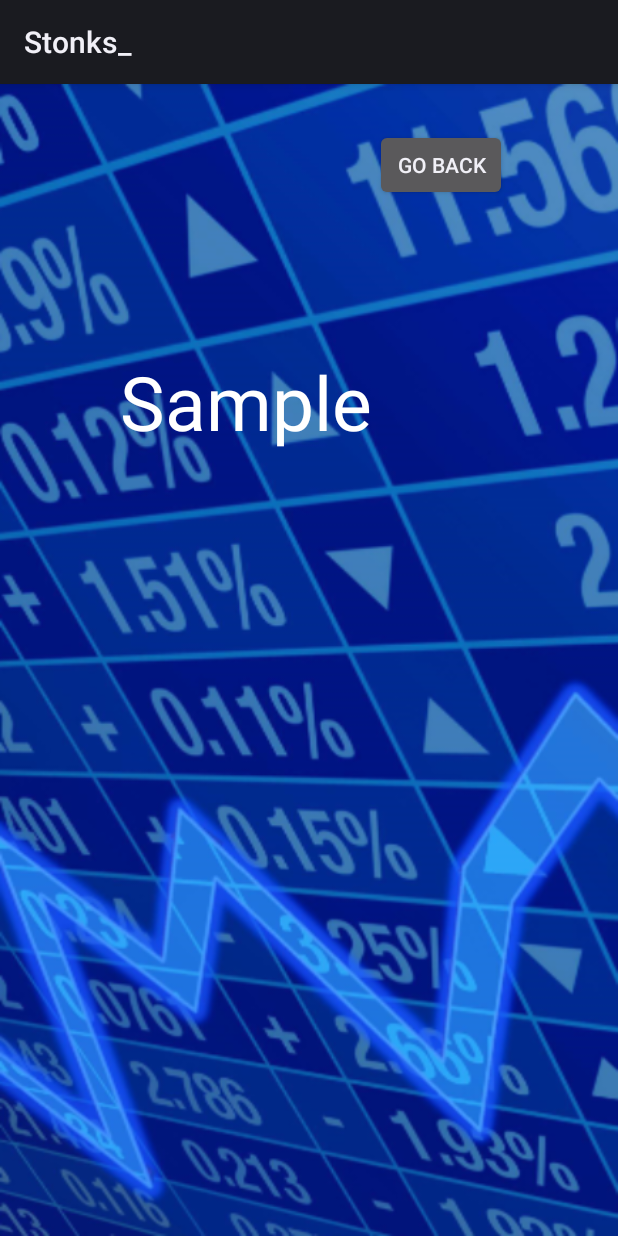
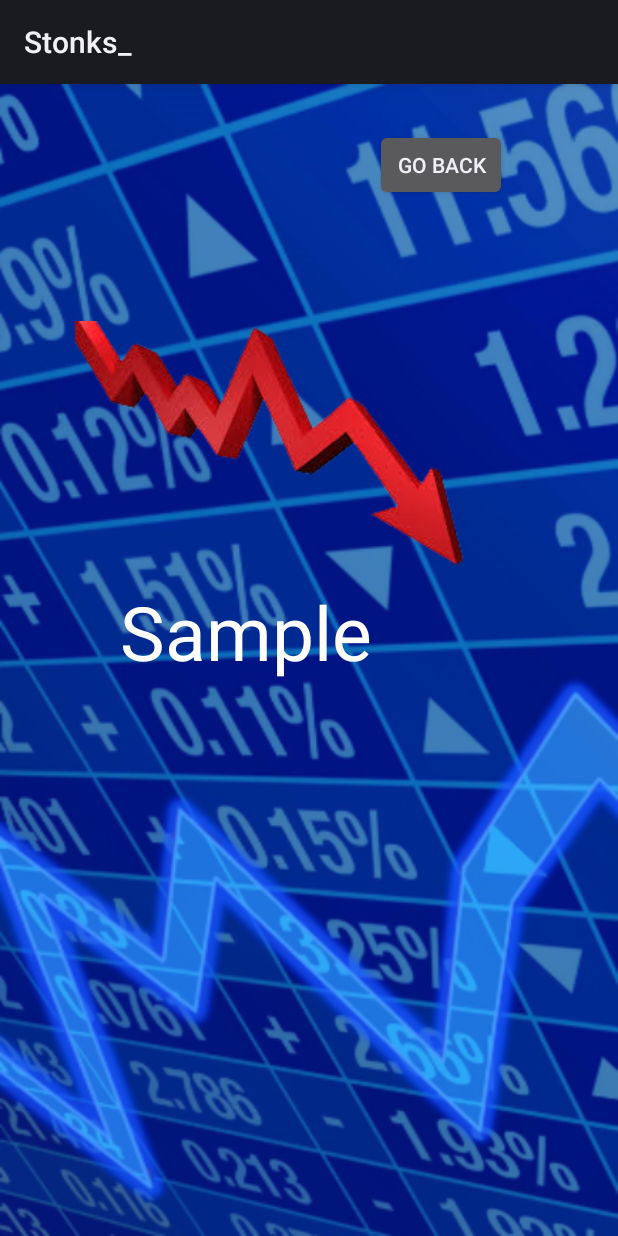
Before and after one commit to ETS-Android4/Stonks, an Android app: the layout error.xml on its own in the app's theme, with its tools: preview values and no code run, on a phone screen of 412 x 824 dp. Run offline under Robolectric (Android 15) with nearby library versions, the phone set to English and light mode, and no system bars; network calls fail.

Commit message:
Updated Error

```diff
--- a/Stonks_app/app/src/main/AndroidManifest.xml
+++ b/Stonks_app/app/src/main/AndroidManifest.xml
@@ -25,6 +25,9 @@
         <activity android:name=".ResultActivity">
 
         </activity>
+        <activity android:name=".ErrorActivity">
+
+        </activity>
         <activity android:name=".NewsActivityDetail"
             android:theme="@style/AppTheme.NoActionBar">>
         </activity>
--- a/Stonks_app/app/src/main/res/layout/error.xml
+++ b/Stonks_app/app/src/main/res/layout/error.xml
@@ -1,12 +1,12 @@
 <?xml version="1.0" encoding="utf-8"?>
 <ScrollView xmlns:android="http://schemas.android.com/apk/res/android"
+    xmlns:app="http://schemas.android.com/apk/res-auto"
+    xmlns:tools="http://schemas.android.com/tools"
     android:layout_width="match_parent"
     android:background="@drawable/bg2"
     android:layout_height="match_parent"
     android:fillViewport="false">
-<LinearLayout xmlns:android="http://schemas.android.com/apk/res/android"
-    xmlns:app="http://schemas.android.com/apk/res-auto"
-    xmlns:tools="http://schemas.android.com/tools"
+<LinearLayout
     android:layout_width="match_parent"
     android:layout_height="match_parent"
     android:orientation="vertical"
@@ -20,11 +20,19 @@
         android:layout_height="wrap_content"
         android:layout_marginLeft="220dp"
         android:text="Go Back" />
+
+    <ImageView
+        android:layout_width="wrap_content"
+        android:layout_height="wrap_content"
+        android:src="@drawable/stonksdown"
+        android:layout_marginTop="80dp"
+        android:layout_marginLeft="20dp"/>
+
     <TextView
         android:id="@+id/error1"
         android:layout_width="wrap_content"
         android:layout_height="wrap_content"
-        android:layout_marginTop="100dp"
+        android:layout_marginTop="10dp"
         android:layout_marginLeft="50dp"
         android:textSize="50dp"
         android:text="Sample"
```
Also changed, not shown: Stonks_app/app/src/main/java/com/example/stonks_/ErrorActivity.java (added, +39 -0 lines), Stonks_app/app/src/main/java/com/example/stonks_/ResultActivity.java (+13 -32 lines), Stonks_app/app/src/main/res/layout/activity_home.xml (+5 -2 lines), Stonks_app/app/src/main/res/drawable/stonksdown.png (added).
